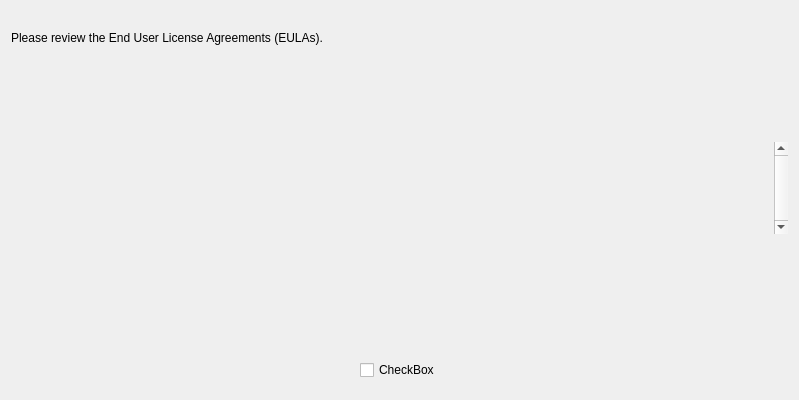
calamares/calamares, file src/modules/license/LicensePage.ui: the form before one commit.
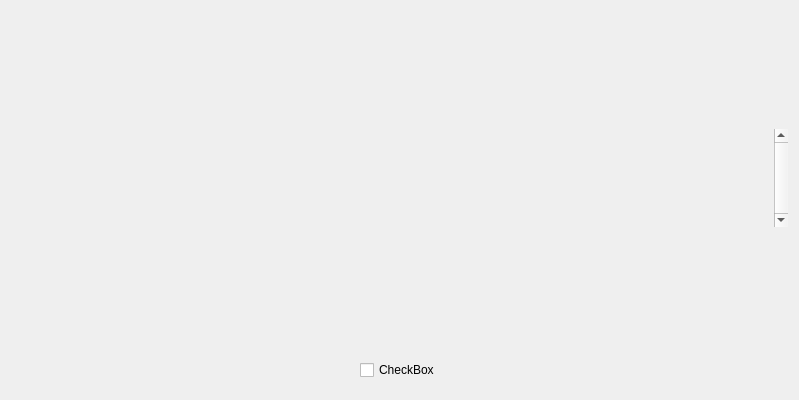
The form after the commit.

Commit message:
[license] Massage the messages some more
 - split shared <h1> message off
 - do some string-concatenation, but only of whole sentences
 - shave off some vertical space by dropping the mainsubtext item

Patch:
```diff
--- a/src/modules/license/LicensePage.ui
+++ b/src/modules/license/LicensePage.ui
@@ -32,16 +32,6 @@
        </property>
       </widget>
      </item>
-     <item>
-      <widget class="QLabel" name="mainSubText">
-       <property name="toolTip">
-        <string notr="true"/>
-       </property>
-       <property name="text">
-        <string>Please review the End User License Agreements (EULAs).</string>
-       </property>
-      </widget>
-     </item>
      <item>
       <spacer name="verticalSpacer">
        <property name="orientation">
```
The commit also changes 1 other file.
